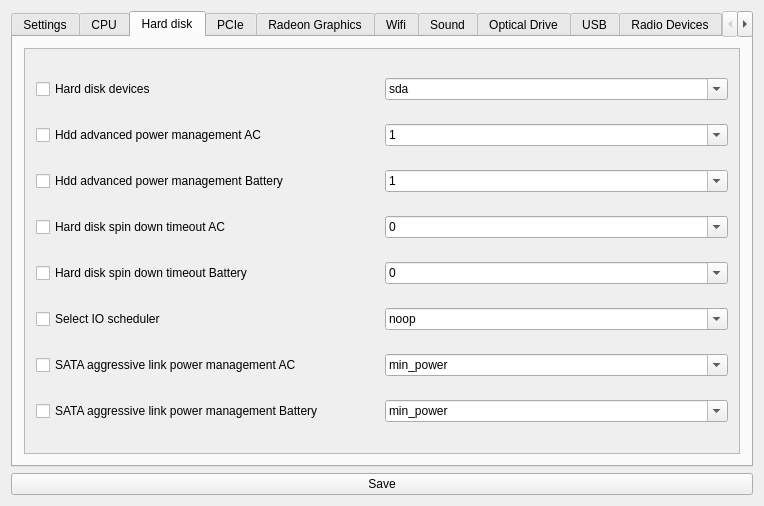
This is mainwindow.ui in rutku/tlp-qt as Qt 5 draws it before an edit. The edited form follows.
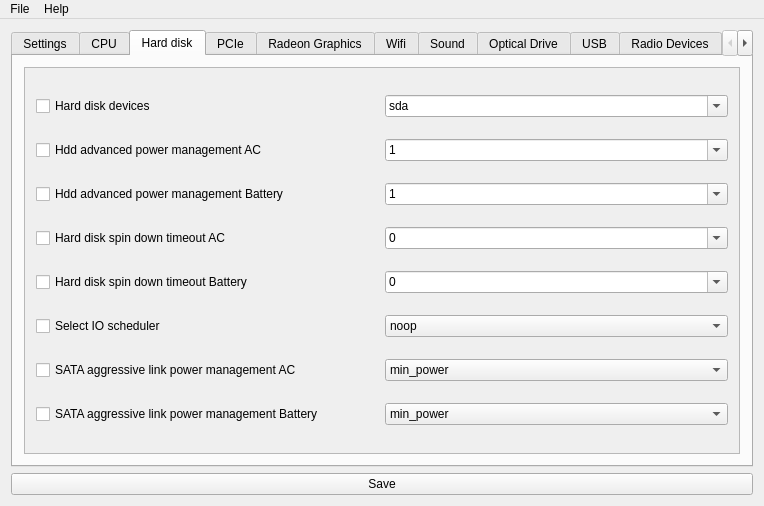
This is the edited form. The open tabs and pages were chosen to show the change.

Diff of the .ui file:
```diff
--- a/mainwindow.ui
+++ b/mainwindow.ui
@@ -528,7 +528,7 @@
              <x>0</x>
              <y>0</y>
              <width>722</width>
-             <height>435</height>
+             <height>375</height>
             </rect>
            </property>
            <layout class="QHBoxLayout" name="horizontalLayout_19">
@@ -745,9 +745,6 @@
                 </item>
                 <item>
                  <widget class="QComboBox" name="comboBox_5">
-                  <property name="editable">
-                   <bool>true</bool>
-                  </property>
                   <item>
                    <property name="text">
                     <string>noop</string>
@@ -778,9 +775,6 @@
                 </item>
                 <item>
                  <widget class="QComboBox" name="comboBox_11">
-                  <property name="editable">
-                   <bool>true</bool>
-                  </property>
                   <item>
                    <property name="text">
                     <string>min_power</string>
@@ -811,9 +805,6 @@
                 </item>
                 <item>
                  <widget class="QComboBox" name="comboBox_12">
-                  <property name="editable">
-                   <bool>true</bool>
-                  </property>
                   <item>
                    <property name="text">
                     <string>min_power</string>
@@ -1991,6 +1982,40 @@
     </item>
    </layout>
   </widget>
+  <widget class="QMenuBar" name="menuBar">
+   <property name="geometry">
+    <rect>
+     <x>0</x>
+     <y>0</y>
+     <width>764</width>
+     <height>27</height>
+    </rect>
+   </property>
+   <widget class="QMenu" name="menuFile">
+    <property name="title">
+     <string>File</string>
+    </property>
+    <addaction name="actionQuit"/>
+   </widget>
+   <widget class="QMenu" name="menuHelp">
+    <property name="title">
+     <string>Help</string>
+    </property>
+    <addaction name="actionAbout"/>
+   </widget>
+   <addaction name="menuFile"/>
+   <addaction name="menuHelp"/>
+  </widget>
+  <action name="actionAbout">
+   <property name="text">
+    <string>About</string>
+   </property>
+  </action>
+  <action name="actionQuit">
+   <property name="text">
+    <string>Quit</string>
+   </property>
+  </action>
  </widget>
  <layoutdefault spacing="6" margin="11"/>
  <resources/>
```
Left out of the diff: 20 changed lines with no effect on the pictures.
